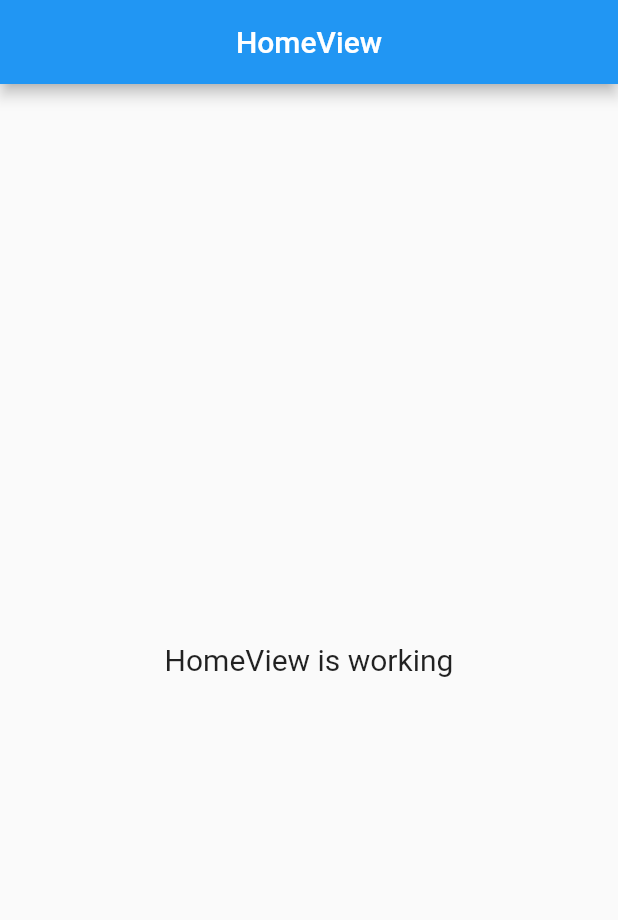
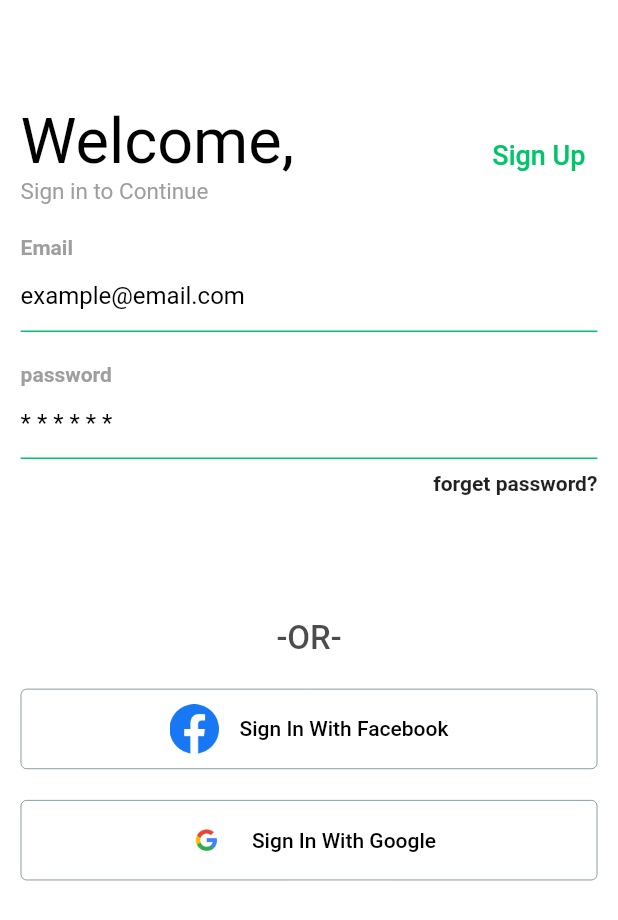
Before and after one commit to MerseniBilel/GetxEcom, a Flutter app: the screen it shows after launch, on a phone screen of 412 x 824 dp. Shown: the top 920 px of the screen. Run offline on Flutter 3.47's test engine with Material 2 defaults, Android fonts, the phone set to English and light mode, and no system bars; our stand-ins replace get.

Commit message:
login ui done

```diff
--- a/analysis_options.yaml
+++ b/analysis_options.yaml
@@ -1,3 +1,3 @@
-include: package:lints/recommended.yaml
+include: package:flutter_lints/flutter.yaml
 linter:
   rules:
--- /dev/null
+++ b/lib/app/modules/auth/controllers/auth_controller.dart
@@ -0,0 +1,5 @@
+import 'package:get/get.dart';
+
+class AuthController extends GetxController {
+  final count = 0.obs;
+}
--- /dev/null
+++ b/lib/app/modules/auth/views/auth_view.dart
@@ -0,0 +1,157 @@
+import 'package:flutter/material.dart';
+import 'package:get/get.dart';
+import 'package:getxecomerce/app/modules/auth/views/widgets/form_field.dart';
+import '../controllers/auth_controller.dart';
+
+class AuthView extends GetView<AuthController> {
+  const AuthView({Key? key}) : super(key: key);
+
+  @override
+  Widget build(BuildContext context) {
+    return Scaffold(
+      appBar: AppBar(),
+      body: Padding(
+        padding: EdgeInsets.all(Get.width * .1 / 3),
+        child: SingleChildScrollView(
+          child: Column(
+            crossAxisAlignment: CrossAxisAlignment.start,
+            children: [
+              header(),
+              defaultSizeBox(),
+              Form(
+                child: Column(
+                  crossAxisAlignment: CrossAxisAlignment.start,
+                  children: [
+                    FormTextField(
+                      textLabel: "Email",
+                      texthint: "example@email.com",
+                      onsaved: () {},
+                    ),
+                    defaultSizeBox(),
+                    FormTextField(
+                      textLabel: "password",
+                      texthint: "* * * * * *",
+                      onsaved: () {},
+                    ),
+                    Container(
+                      padding: EdgeInsets.only(top: Get.height * .1 / 10),
+                      child: const Text(
+                        "forget password?",
+                        style: TextStyle(fontWeight: FontWeight.bold),
+                      ),
+                      alignment: Alignment.bottomRight,
+                    ),
+                    Container(
+                      padding: EdgeInsets.only(top: Get.height * .1),
+                      child: Text(
+                        "-OR-",
+                        style: Get.theme.textTheme.headline6!.apply(
+                          color: Colors.black.withOpacity(0.7),
+                        ),
+                      ),
+                      alignment: Alignment.center,
+                    ),
+                    defaultSizeBox(),
+                    ElevatedButton(
+                      onPressed: () {},
+                      child: Padding(
+                        padding: EdgeInsets.all(Get.width * .1 / 4),
+                        child: Row(
+                          mainAxisAlignment: MainAxisAlignment.center,
+                          children: [
+                            Padding(
+                              padding:
+                                  EdgeInsets.only(right: Get.width * .1 / 3),
+                              child: Image(
+                                height: Get.width * .1 * .8,
+                                width: Get.width * .1 * .8,
+                                image: const AssetImage(
+                                  "assets/images/Facebook.png",
+                                ),
+                              ),
+                            ),
+                            const Text(
+                              "Sign In With Facebook",
+                              style: TextStyle(color: Colors.black),
+                            )
+                          ],
+                        ),
+                      ),
+                    ),
+                    defaultSizeBox(),
+                    ElevatedButton(
+                      onPressed: () {},
+                      child: Padding(
+                        padding: EdgeInsets.all(Get.width * .1 / 4),
+                        child: Row(
+                          mainAxisAlignment: MainAxisAlignment.center,
+                          children: [
+                            Padding(
+                              padding:
+                                  EdgeInsets.only(right: Get.width * .1 / 3),
+                              child: Image(
+                                height: Get.width * .1 * .8,
+                                width: Get.width * .1 * .8,
+                                image: const AssetImage(
+                                    "assets/images/Google.png"),
+                              ),
+                            ),
+                            const Text(
+                              "Sign In With Google",
+                              style: TextStyle(color: Colors.black),
+                            )
+                          ],
+                        ),
+                      ),
+                    ),
+                  ],
+                ),
+              ),
+            ],
+          ),
+        ),
+      ),
+    );
+  }
+
+  SizedBox defaultSizeBox() {
+    return SizedBox(
+      height: Get.height * .1 / 4,
+    );
+  }
+
+  Row header() {
+    return Row(
+      mainAxisAlignment: MainAxisAlignment.spaceBetween,
+      children: [
+        Column(
+          crossAxisAlignment: CrossAxisAlignment.start,
+          children: [
+            Text(
+              "Welcome,",
+              style: Get.theme.textTheme.headline4!.apply(
+                color: Colors.black,
+              ),
+            ),
+            const Text(
+              "Sign in to Continue",
+              style: TextStyle(
+                color: Colors.grey,
+                fontSize: 15,
+              ),
+            )
+          ],
+        ),
+        TextButton(
+          onPressed: () {},
+          child: Text(
+            "Sign Up",
+            style: TextStyle(
+              color: Get.theme.primaryColor,
+            ),
+          ),
+        ),
+      ],
+    );
+  }
+}
--- /dev/null
+++ b/lib/app/modules/auth/views/widgets/form_field.dart
@@ -0,0 +1,30 @@
+import 'package:flutter/material.dart';
+
+class FormTextField extends StatelessWidget {
+  final String textLabel;
+  final Function onsaved;
+  final String texthint;
+  const FormTextField({
+    Key? key,
+    required this.textLabel,
+    required this.texthint,
+    required this.onsaved,
+  }) : super(key: key);
+
+  @override
+  Widget build(BuildContext context) {
+    return Column(
+      crossAxisAlignment: CrossAxisAlignment.start,
+      children: [
+        Text(
+          textLabel,
+          style:
+              const TextStyle(color: Colors.grey, fontWeight: FontWeight.bold),
+        ),
+        TextFormField(
+          decoration: InputDecoration(hintText: texthint),
+        ),
+      ],
+    );
+  }
+}
--- a/lib/app/modules/home/views/home_view.dart
+++ b/lib/app/modules/home/views/home_view.dart
@@ -5,19 +5,10 @@ import 'package:get/get.dart';
 import '../controllers/home_controller.dart';
 
 class HomeView extends GetView<HomeController> {
+  const HomeView({Key? key}) : super(key: key);
+
   @override
   Widget build(BuildContext context) {
-    return Scaffold(
-      appBar: AppBar(
-        title: Text('HomeView'),
-        centerTitle: true,
-      ),
-      body: Center(
-        child: Text(
-          'HomeView is working',
-          style: TextStyle(fontSize: 20),
-        ),
-      ),
-    );
+    return const Scaffold();
   }
 }
--- a/lib/app/routes/app_routes.dart
+++ b/lib/app/routes/app_routes.dart
@@ -5,8 +5,10 @@ abstract class Routes {
   Routes._();
 
   static const HOME = _Paths.HOME;
+  static const AUTH = _Paths.AUTH;
 }
 
 abstract class _Paths {
   static const HOME = '/home';
+  static const AUTH = '/auth';
 }
--- a/lib/main.dart
+++ b/lib/main.dart
@@ -1,14 +1,17 @@
 import 'package:flutter/material.dart';
 
 import 'package:get/get.dart';
+import 'package:getxecomerce/app/theme/theme.dart';
 
 import 'app/routes/app_pages.dart';
 
 void main() {
   runApp(
     GetMaterialApp(
+      debugShowCheckedModeBanner: false,
       title: "Application",
-      initialRoute: AppPages.INITIAL,
+      theme: appThemeData,
+      initialRoute: AppPages.AUTH,
       getPages: AppPages.routes,
     ),
   );
--- a/pubspec.yaml
+++ b/pubspec.yaml
@@ -19,3 +19,5 @@ dev_dependencies:
 
 flutter:
   uses-material-design: true
+  assets:
+    - assets/images/
```
Also changed, not shown: lib/app/modules/auth/bindings/auth_binding.dart (added, +12 -0 lines), lib/app/modules/home/controllers/home_controller.dart (+1 -18 lines), lib/app/routes/app_pages.dart (+8 -0 lines), lib/app/theme/theme.dart (added, +52 -0 lines), assets/images/Facebook.png (added), assets/images/Google.png (added).
